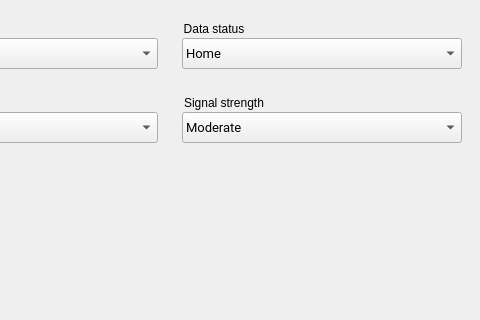
Qt form android/skin/qt/extended-pages/cellular-page.ui (aosp-mirror/platform_external_qemu) before a commit; both pictures show x 142 to 622 and y 0 to 320 of the 622 by 580 pixel window.
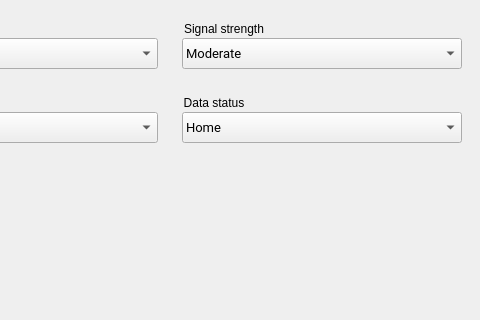
The same form after that commit.

Commit message:
UI: Swap cellular "Data status" and "Signal strength"
This puts "Voice status" and "Data status" next to each other,
which is more logical.

Patch:
```diff
--- a/android/skin/qt/extended-pages/cellular-page.ui
+++ b/android/skin/qt/extended-pages/cellular-page.ui
@@ -101,7 +101,7 @@
    <property name="geometry">
     <rect>
      <x>324</x>
-     <y>20</y>
+     <y>94</y>
      <width>91</width>
      <height>24</height>
     </rect>
@@ -139,7 +139,7 @@
    <property name="geometry">
     <rect>
      <x>324</x>
-     <y>94</y>
+     <y>20</y>
      <width>131</width>
      <height>24</height>
     </rect>
@@ -205,7 +205,7 @@
    <property name="geometry">
     <rect>
      <x>324</x>
-     <y>38</y>
+     <y>112</y>
      <width>280</width>
      <height>31</height>
     </rect>
@@ -252,7 +252,7 @@
    <property name="geometry">
     <rect>
      <x>324</x>
-     <y>112</y>
+     <y>38</y>
      <width>280</width>
      <height>31</height>
     </rect>
```
Left out of the diff: 6 changed lines with no effect on the pictures.
